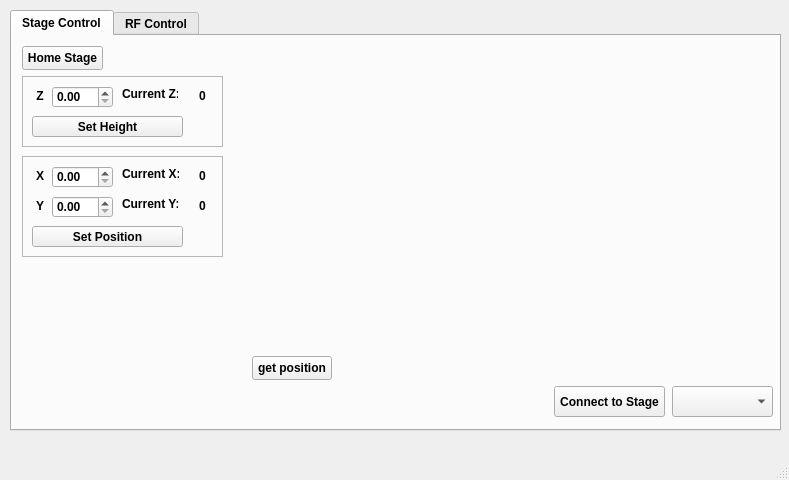
First picture: the form in scanning_magnetometer.ui, repository WarwickEPR/ScanningMagnetometry, before the edit.
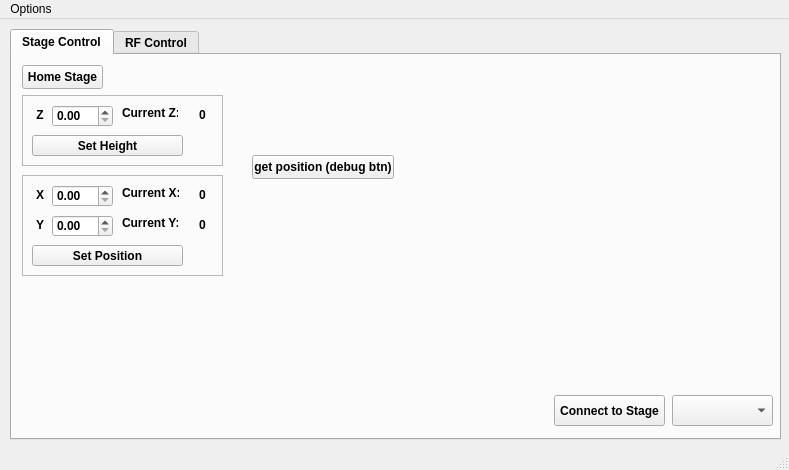
Second picture: the form after the edit.

Commit message:
Added stage options menu
Stage options menu allows user to change and set the max x,y and z range for position, speed, acceleration and jerk.

```diff
--- a/scanning_magnetometer.ui
+++ b/scanning_magnetometer.ui
@@ -7,12 +7,15 @@
     <x>0</x>
     <y>0</y>
     <width>789</width>
-    <height>480</height>
+    <height>470</height>
    </rect>
   </property>
   <property name="windowTitle">
    <string>MainWindow</string>
   </property>
+  <property name="tabShape">
+   <enum>QTabWidget::Rounded</enum>
+  </property>
   <widget class="QWidget" name="centralwidget">
    <widget class="QTabWidget" name="tabWidget">
     <property name="geometry">
@@ -20,7 +23,7 @@
       <x>10</x>
       <y>10</y>
       <width>771</width>
-      <height>421</height>
+      <height>411</height>
      </rect>
     </property>
     <property name="font">
@@ -60,7 +63,7 @@
       <property name="geometry">
        <rect>
         <x>542</x>
-        <y>350</y>
+        <y>340</y>
         <width>111</width>
         <height>31</height>
        </rect>
@@ -73,7 +76,7 @@
       <property name="geometry">
        <rect>
         <x>660</x>
-        <y>350</y>
+        <y>340</y>
         <width>101</width>
         <height>31</height>
        </rect>
@@ -158,6 +161,9 @@
          <height>22</height>
         </rect>
        </property>
+       <property name="maximum">
+        <double>250.000000000000000</double>
+       </property>
       </widget>
       <widget class="QLabel" name="label_12">
        <property name="geometry">
@@ -181,6 +187,9 @@
          <height>22</height>
         </rect>
        </property>
+       <property name="maximum">
+        <double>250.000000000000000</double>
+       </property>
       </widget>
       <widget class="QLabel" name="label">
        <property name="geometry">
@@ -318,6 +327,9 @@
          <height>22</height>
         </rect>
        </property>
+       <property name="maximum">
+        <double>250.000000000000000</double>
+       </property>
       </widget>
       <widget class="QLabel" name="currentHeightLabel">
        <property name="geometry">
@@ -340,13 +352,13 @@
       <property name="geometry">
        <rect>
         <x>240</x>
-        <y>320</y>
-        <width>80</width>
+        <y>100</y>
+        <width>142</width>
         <height>24</height>
        </rect>
       </property>
       <property name="text">
-       <string>get position</string>
+       <string>get position (debug btn)</string>
       </property>
      </widget>
     </widget>
@@ -706,9 +718,17 @@
      <x>0</x>
      <y>0</y>
      <width>789</width>
-     <height>21</height>
+     <height>22</height>
     </rect>
    </property>
+   <widget class="QMenu" name="menu1">
+    <property name="title">
+     <string>Options</string>
+    </property>
+    <addaction name="actionChange_Max_Position_Values"/>
+    <addaction name="actionOther"/>
+   </widget>
+   <addaction name="menu1"/>
   </widget>
   <widget class="QStatusBar" name="statusbar"/>
  </widget>
```
Left out of the diff: 25 changed lines with no effect on the pictures. The commit also changes 4 other files.
